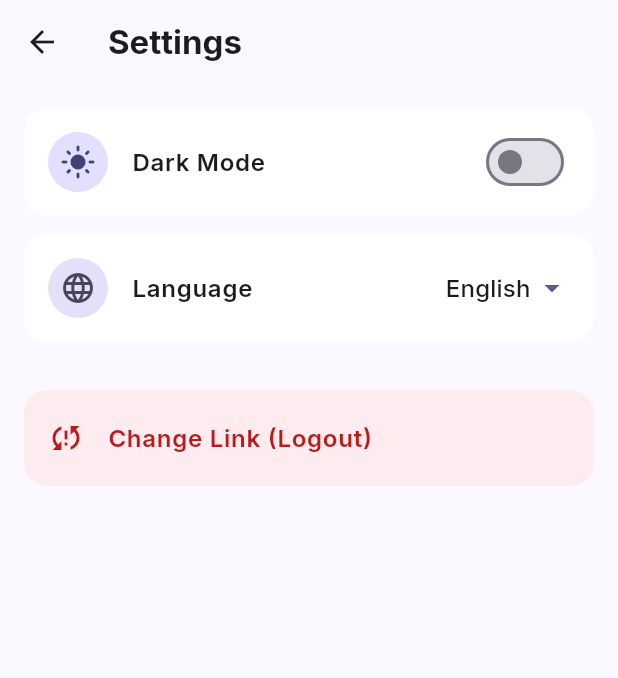
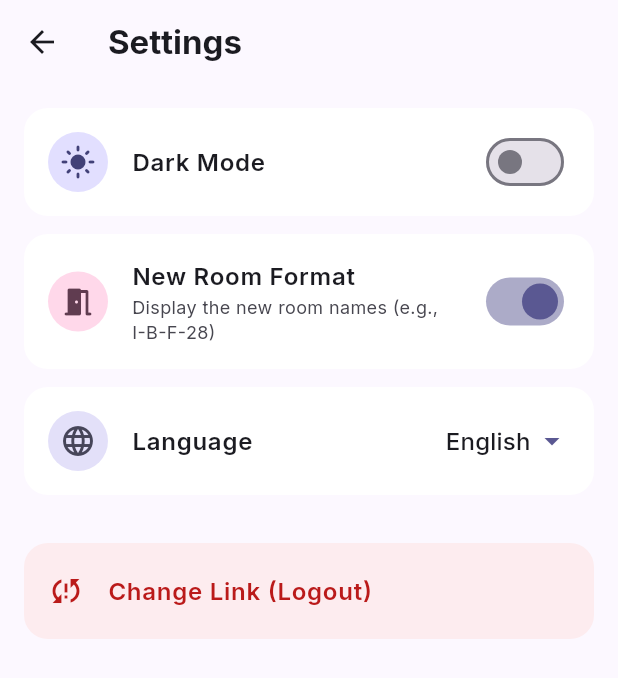
Before and after one commit to Patesz22/Zsebtun, a Flutter app: the DashboardPage screen opened directly, after a tap on the "settings" icon, on a phone screen of 412 x 824 dp. Shown: the top 678 px of the screen. Run offline on Flutter 3.47's test engine with Material 3 defaults, Android fonts, the phone set to English and light mode, and no system bars; our stand-ins replace google_fonts, shared_preferences, sqflite, table_calendar; accounts and stored records are empty.

Commit message:
added old conversion to old neptun classroom format

```diff
--- a/assets/translations.json
+++ b/assets/translations.json
@@ -33,7 +33,9 @@
     "mins": "m",
     "hrs": "h",
     "open_calendar": "Open Full Calendar",
-    "ready_for_day": "Ready to crush the day?"
+    "ready_for_day": "Ready to crush the day?",
+    "use_new_rooms": "New Room Format",
+    "use_new_rooms_desc": "Display the new room names (e.g., I-B-F-28)"
   },
   "hu": {
     "title": "Órarendem",
@@ -69,6 +71,8 @@
     "mins": "p",
     "hrs": "ó",
     "open_calendar": "Teljes naptár megnyitása",
-    "ready_for_day": "Készen állsz a mai napra?"
+    "ready_for_day": "Készen állsz a mai napra?",
+    "use_new_rooms": "Új teremformátum",
+    "use_new_rooms_desc": "Új terem nevek mutatása (pl. I-B-F-28)"
   }
 }
--- a/lib/main.dart
+++ b/lib/main.dart
@@ -35,6 +35,7 @@ void main() async {
 
   final prefs = await SharedPreferences.getInstance();
   final isDark = prefs.getBool('isDark') ?? false;
+  final oldRooms = prefs.getBool('oldRooms') ?? true;
 
   String? savedLang = prefs.getString('language');
   if (savedLang == null) {
@@ -42,7 +43,7 @@ void main() async {
     savedLang = (deviceLang == 'hu') ? 'hu' : 'en';
   }
 
-  runApp(ZsebtunApp(isDark: isDark, initialLang: savedLang));
+  runApp(ZsebtunApp(isDark: isDark, initialLang: savedLang, oldRooms: oldRooms));
 }
 
 /// @description The root widget of the application. It provides global state management
@@ -51,10 +52,12 @@ void main() async {
 class ZsebtunApp extends StatelessWidget {
   final bool isDark;
   final String initialLang;
+  final bool oldRooms;
 
-  const ZsebtunApp({super.key, required this.isDark, required this.initialLang});
+  const ZsebtunApp({super.key, required this.isDark, required this.initialLang, required this.oldRooms});
 
   static final ValueNotifier<ThemeMode> themeNotifier = ValueNotifier(ThemeMode.light);
+  static final ValueNotifier<bool> oldRoomsNotifier = ValueNotifier(true);
   static late ValueNotifier<String> languageNotifier;
 
   /// @description Formats the currently selected language into a locale string required by the intl package.
@@ -64,6 +67,7 @@ class ZsebtunApp extends StatelessWidget {
   @override
   Widget build(BuildContext context) {
     themeNotifier.value = isDark ? ThemeMode.dark : ThemeMode.light;
+    oldRoomsNotifier.value = oldRooms;
     languageNotifier = ValueNotifier(initialLang);
 
     return ValueListenableBuilder<String>(
--- a/lib/pages/dashboard_page.dart
+++ b/lib/pages/dashboard_page.dart
@@ -10,6 +10,7 @@ import '../database/db_helper.dart';
 import '../services/ics_parser_service.dart';
 import 'calendar_page.dart';
 import 'settings_page.dart';
+import '../services/room_formatter_service.dart';
 
 /// @description The main landing page of the application displaying current day statistics,
 /// a dynamic greeting, and an actively counting down hero card for the next upcoming class.
@@ -192,7 +193,12 @@ class _DashboardPageState extends State<DashboardPage> {
               style: TextStyle(fontSize: 12, fontWeight: FontWeight.bold, letterSpacing: 1.2, color: theme.colorScheme.primary),
             ),
             const SizedBox(height: 12),
-            _buildNextClassCard(theme, isDark),
+            ValueListenableBuilder<bool>(
+                valueListenable: ZsebtunApp.oldRoomsNotifier,
+                builder: (context, useNewRooms, child) {
+                  return _buildNextClassCard(theme, isDark, useNewRooms);
+                }
+            ),
 
             const SizedBox(height: 24),
 
@@ -234,7 +240,7 @@ class _DashboardPageState extends State<DashboardPage> {
                 decoration: BoxDecoration(
                   color: theme.colorScheme.surfaceContainerHighest,
                   borderRadius: BorderRadius.circular(24),
-                  border: Border.all(color: theme.colorScheme.outlineVariant.withOpacity(0.5)),
+                  border: Border.all(color: theme.colorScheme.outlineVariant.withValues(alpha: 0.5)),
                 ),
                 child: Row(
                   children: [
@@ -277,8 +283,9 @@ class _DashboardPageState extends State<DashboardPage> {
   /// @description Builds the hero card displaying information about the user's next immediate class.
   /// @param theme The current ThemeData context.
   /// @param isDark Boolean indicating if dark mode is active to adjust shadows.
+  /// @param useNewRooms Boolean indicating if the user prefers raw unformatted room names.
   /// @returns A styled Container widget.
-  Widget _buildNextClassCard(ThemeData theme, bool isDark) {
+  Widget _buildNextClassCard(ThemeData theme, bool isDark, bool useNewRooms) {
     if (_nextEvent == null) {
       return Container(
         width: double.infinity,
@@ -286,11 +293,11 @@ class _DashboardPageState extends State<DashboardPage> {
         decoration: BoxDecoration(
           color: theme.colorScheme.surfaceContainer,
           borderRadius: BorderRadius.circular(32),
-          border: Border.all(color: theme.colorScheme.outlineVariant.withOpacity(0.4)),
+          border: Border.all(color: theme.colorScheme.outlineVariant.withValues(alpha: 0.4)),
         ),
         child: Column(
           children: [
-            Icon(Icons.done_all_rounded, size: 64, color: theme.colorScheme.primary.withOpacity(0.5)),
+            Icon(Icons.done_all_rounded, size: 64, color: theme.colorScheme.primary.withValues(alpha: 0.5)),
             const SizedBox(height: 16),
             Text(
               t('no_more_classes'),
@@ -304,7 +311,11 @@ class _DashboardPageState extends State<DashboardPage> {
     final startTime = _nextEvent!['dtstart'] as DateTime;
     final className = _nextEvent!['className'] ?? t('unknown_class');
     final roomsList = _nextEvent!['rooms'] as List<dynamic>? ?? [];
-    final location = roomsList.isNotEmpty ? roomsList.map((r) => r['raw']).join(', ') : t('unknown_room');
+
+    final location = roomsList.isNotEmpty
+        ? roomsList.map((r) => useNewRooms ? r['raw'].toString() : RoomFormatterService.formatRoomName(r['raw'].toString())).join(', ')
+        : t('unknown_room');
+
     final classType = _nextEvent!['classType']?.toString() ?? '';
 
     return Container(
@@ -312,14 +323,14 @@ class _DashboardPageState extends State<DashboardPage> {
       padding: const EdgeInsets.all(28),
       decoration: BoxDecoration(
         gradient: LinearGradient(
-          colors: [theme.colorScheme.primary, theme.colorScheme.primary.withOpacity(0.8)],
+          colors: [theme.colorScheme.primary, theme.colorScheme.primary.withValues(alpha: 0.8)],
           begin: Alignment.topLeft,
           end: Alignment.bottomRight,
         ),
         borderRadius: BorderRadius.circular(32),
         boxShadow: [
           BoxShadow(
-            color: theme.colorScheme.primary.withOpacity(isDark ? 0.2 : 0.4),
+            color: theme.colorScheme.primary.withValues(alpha: isDark ? 0.2 : 0.4),
             blurRadius: 20,
             offset: const Offset(0, 10),
           )
@@ -334,7 +345,7 @@ class _DashboardPageState extends State<DashboardPage> {
               Container(
                 padding: const EdgeInsets.symmetric(horizontal: 12, vertical: 6),
                 decoration: BoxDecoration(
-                  color: theme.colorScheme.onPrimary.withOpacity(0.2),
+                  color: theme.colorScheme.onPrimary.withValues(alpha: 0.2),
                   borderRadius: BorderRadius.circular(20),
                 ),
                 child: Row(
@@ -361,7 +372,7 @@ class _DashboardPageState extends State<DashboardPage> {
               margin: const EdgeInsets.only(bottom: 8),
               padding: const EdgeInsets.symmetric(horizontal: 8, vertical: 4),
               decoration: BoxDecoration(
-                color: theme.colorScheme.onPrimary.withOpacity(0.2),
+                color: theme.colorScheme.onPrimary.withValues(alpha: 0.2),
                 borderRadius: BorderRadius.circular(8),
               ),
               child: Text(
@@ -376,12 +387,12 @@ class _DashboardPageState extends State<DashboardPage> {
           const SizedBox(height: 16),
           Row(
             children: [
-              Icon(Icons.location_on, size: 16, color: theme.colorScheme.onPrimary.withOpacity(0.8)),
+              Icon(Icons.location_on, size: 16, color: theme.colorScheme.onPrimary.withValues(alpha: 0.8)),
               const SizedBox(width: 8),
               Expanded(
                 child: Text(
                   location,
-                  style: TextStyle(fontSize: 14, color: theme.colorScheme.onPrimary.withOpacity(0.9), fontWeight: FontWeight.w500),
+                  style: TextStyle(fontSize: 14, color: theme.colorScheme.onPrimary.withValues(alpha: 0.9), fontWeight: FontWeight.w500),
                   maxLines: 1,
                   overflow: TextOverflow.ellipsis,
                 ),
@@ -427,7 +438,7 @@ class _DashboardPageState extends State<DashboardPage> {
           const SizedBox(height: 4),
           Text(
             title,
-            style: TextStyle(fontSize: 13, color: onColor.withOpacity(0.8), fontWeight: FontWeight.w600),
+            style: TextStyle(fontSize: 13, color: onColor.withValues(alpha: 0.8), fontWeight: FontWeight.w600),
           ),
         ],
       ),
--- a/lib/pages/settings_page.dart
+++ b/lib/pages/settings_page.dart
@@ -70,6 +70,35 @@ class SettingsPage extends StatelessWidget {
           ),
           const SizedBox(height: 12),
 
+          ValueListenableBuilder<bool>(
+              valueListenable: ZsebtunApp.oldRoomsNotifier,
+              builder: (context, useNewRooms, child) {
+                return SwitchListTile(
+                  contentPadding: const EdgeInsets.symmetric(horizontal: 16, vertical: 8),
+                  title: Text(t('use_new_rooms'), style: TextStyle(color: theme.colorScheme.onSurface, fontWeight: FontWeight.w600)),
+                  subtitle: Text(t('use_new_rooms_desc'), style: TextStyle(color: theme.colorScheme.onSurfaceVariant, fontSize: 12)),
+                  secondary: Container(
+                    padding: const EdgeInsets.all(8),
+                    decoration: BoxDecoration(
+                      color: theme.colorScheme.tertiaryContainer,
+                      shape: BoxShape.circle,
+                    ),
+                    child: Icon(Icons.meeting_room_rounded, color: theme.colorScheme.onTertiaryContainer),
+                  ),
+                  value: useNewRooms,
+                  activeColor: theme.colorScheme.primary,
+                  shape: RoundedRectangleBorder(borderRadius: BorderRadius.circular(16)),
+                  tileColor: theme.colorScheme.surfaceContainerLowest,
+                  onChanged: (value) async {
+                    ZsebtunApp.oldRoomsNotifier.value = value;
+                    final prefs = await SharedPreferences.getInstance();
+                    await prefs.setBool('oldRooms', value);
+                  },
+                );
+              }
+          ),
+          const SizedBox(height: 12),
+
           ListTile(
             contentPadding: const EdgeInsets.symmetric(horizontal: 16, vertical: 8),
             shape: RoundedRectangleBorder(borderRadius: BorderRadius.circular(16)),
@@ -113,7 +142,7 @@ class SettingsPage extends StatelessWidget {
           ListTile(
             contentPadding: const EdgeInsets.symmetric(horizontal: 16, vertical: 4),
             shape: RoundedRectangleBorder(borderRadius: BorderRadius.circular(16)),
-            tileColor: theme.colorScheme.errorContainer.withOpacity(0.4),
+            tileColor: theme.colorScheme.errorContainer.withValues(alpha: 0.4),
             leading: Icon(Icons.sync_problem, color: theme.colorScheme.error),
             title: Text(t('change_link'), style: TextStyle(color: theme.colorScheme.error, fontWeight: FontWeight.w600)),
             onTap: () => _logout(context),
--- a/lib/services/ics_parser_service.dart
+++ b/lib/services/ics_parser_service.dart
@@ -83,7 +83,7 @@ class IcsParserService {
   }
 
   /// @description Converts a raw ICS datetime string into a local Dart DateTime object.
-  /// @param rawDate The datetime string from the ICS file (e.g., '20260114T070000Z').
+  /// @param rawDate The datetime string from the ICS file ('20260114T070000Z').
   /// @returns The parsed DateTime converted to the device's local timezone.
   static DateTime _parseIcsDate(String rawDate) {
     try {
@@ -104,7 +104,7 @@ class IcsParserService {
   }
 
   /// @description Applies BME-specific heuristics to extract floor information from a room string.
-  /// @param room The raw room identifier string (e.g., 'IB028', 'Q-AB-2-I').
+  /// @param room The raw room identifier string ('IB028', 'Q-AB-2-I').
   /// @returns A map containing both the raw room identifier and the calculated floor string.
   static Map<String, String> _parseRoomData(String room) {
     String floor = "?";
```
Also changed, not shown: lib/pages/calendar_page.dart (+28 -12 lines), lib/services/room_formatter_service.dart (added, +67 -0 lines).
